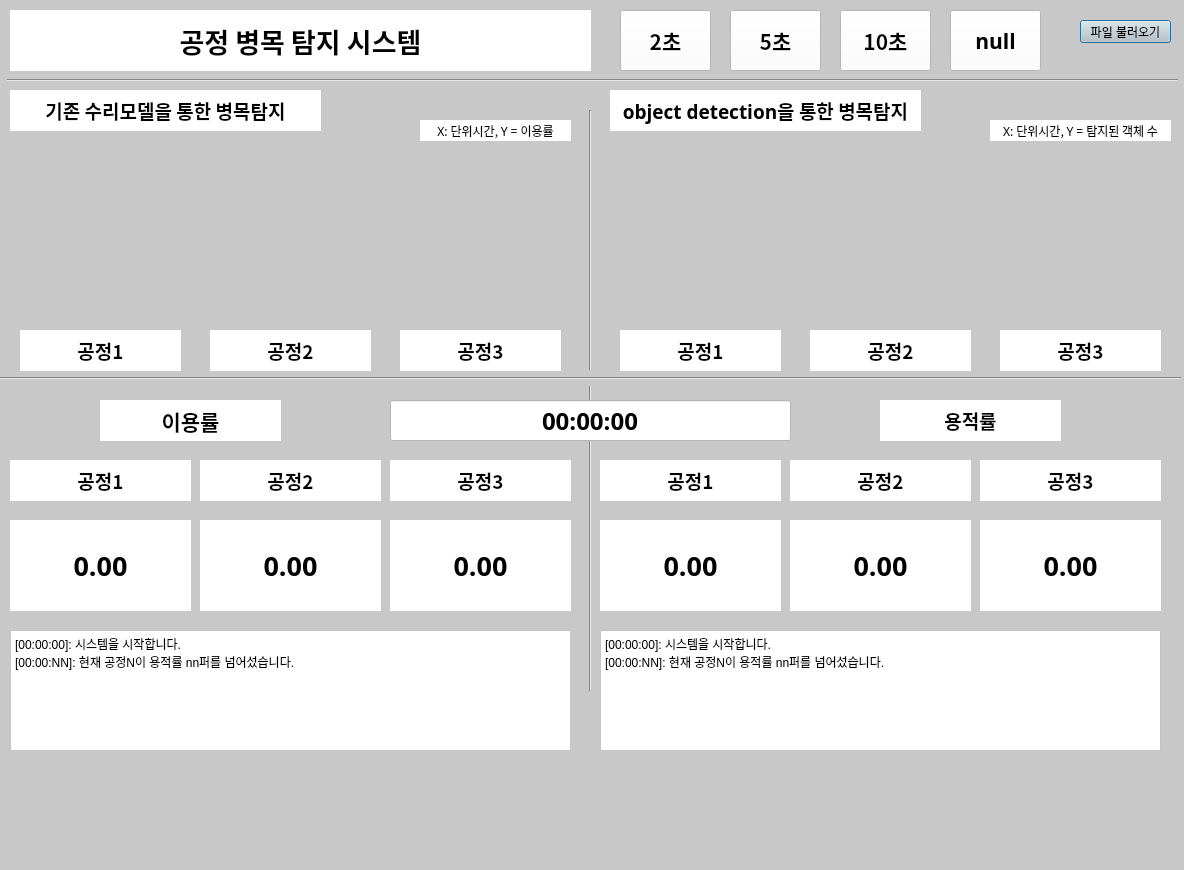
Qt form untitled.ui (JuicyJeong/bottleneck_od) before a commit.
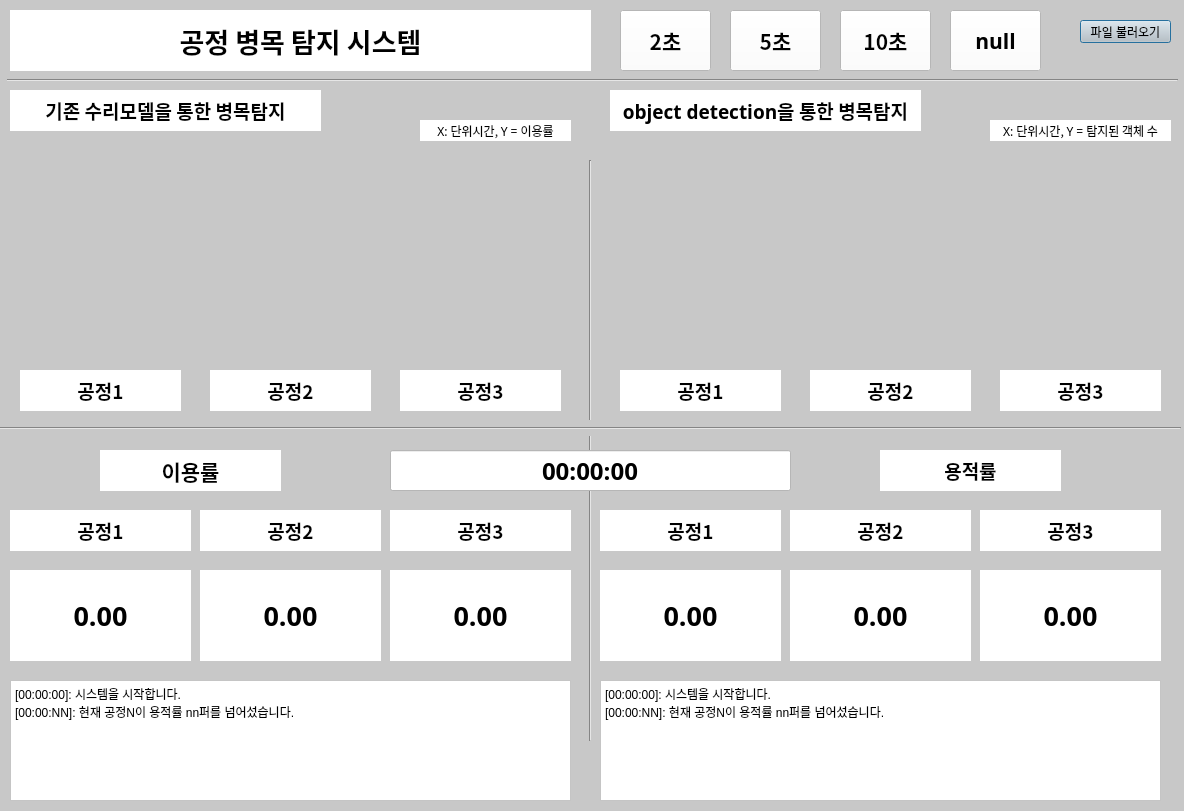
The same form after that commit.

What changed in the file:
```diff
--- a/untitled.ui
+++ b/untitled.ui
@@ -7,7 +7,7 @@
     <x>0</x>
     <y>0</y>
     <width>1184</width>
-    <height>870</height>
+    <height>811</height>
    </rect>
   </property>
   <property name="windowTitle">
@@ -20,7 +20,7 @@
    <property name="geometry">
     <rect>
      <x>580</x>
-     <y>110</y>
+     <y>160</y>
      <width>20</width>
      <height>581</height>
     </rect>
@@ -32,68 +32,24 @@
   <widget class="QWidget" name="verticalLayoutWidget_2">
    <property name="geometry">
     <rect>
-     <x>20</x>
+     <x>10</x>
      <y>150</y>
-     <width>161</width>
-     <height>171</height>
+     <width>561</width>
+     <height>201</height>
     </rect>
    </property>
-   <layout class="QVBoxLayout" name="verticalLayout_2"/>
-  </widget>
-  <widget class="QWidget" name="verticalLayoutWidget_3">
-   <property name="geometry">
-    <rect>
-     <x>210</x>
-     <y>150</y>
-     <width>161</width>
-     <height>171</height>
-    </rect>
-   </property>
-   <layout class="QVBoxLayout" name="verticalLayout_3"/>
-  </widget>
-  <widget class="QWidget" name="verticalLayoutWidget_4">
-   <property name="geometry">
-    <rect>
-     <x>400</x>
-     <y>150</y>
-     <width>161</width>
-     <height>171</height>
-    </rect>
-   </property>
-   <layout class="QVBoxLayout" name="verticalLayout_4"/>
+   <layout class="QVBoxLayout" name="verticalLayout_left"/>
   </widget>
   <widget class="QWidget" name="verticalLayoutWidget_5">
    <property name="geometry">
     <rect>
-     <x>620</x>
+     <x>610</x>
      <y>150</y>
-     <width>161</width>
-     <height>171</height>
+     <width>561</width>
+     <height>201</height>
     </rect>
    </property>
-   <layout class="QVBoxLayout" name="verticalLayout_5"/>
-  </widget>
-  <widget class="QWidget" name="verticalLayoutWidget_6">
-   <property name="geometry">
-    <rect>
-     <x>810</x>
-     <y>150</y>
-     <width>161</width>
-     <height>171</height>
-    </rect>
-   </property>
-   <layout class="QVBoxLayout" name="verticalLayout_6"/>
-  </widget>
-  <widget class="QWidget" name="verticalLayoutWidget_7">
-   <property name="geometry">
-    <rect>
-     <x>1000</x>
-     <y>150</y>
-     <width>161</width>
-     <height>171</height>
-    </rect>
-   </property>
-   <layout class="QVBoxLayout" name="verticalLayout_7"/>
+   <layout class="QVBoxLayout" name="verticalLayout_right"/>
   </widget>
   <widget class="QLabel" name="label_od_text_1">
    <property name="geometry">
@@ -260,7 +216,7 @@
    <property name="geometry">
     <rect>
      <x>0</x>
-     <y>370</y>
+     <y>420</y>
      <width>1181</width>
      <height>16</height>
     </rect>
@@ -273,7 +229,7 @@
    <property name="geometry">
     <rect>
      <x>10</x>
-     <y>460</y>
+     <y>510</y>
      <width>181</width>
      <height>41</height>
     </rect>
@@ -300,7 +256,7 @@
    <property name="geometry">
     <rect>
      <x>200</x>
-     <y>460</y>
+     <y>510</y>
      <width>181</width>
      <height>41</height>
     </rect>
@@ -327,7 +283,7 @@
    <property name="geometry">
     <rect>
      <x>390</x>
-     <y>460</y>
+     <y>510</y>
      <width>181</width>
      <height>41</height>
     </rect>
@@ -354,7 +310,7 @@
    <property name="geometry">
     <rect>
      <x>980</x>
-     <y>460</y>
+     <y>510</y>
      <width>181</width>
      <height>41</height>
     </rect>
@@ -381,7 +337,7 @@
    <property name="geometry">
     <rect>
      <x>790</x>
-     <y>460</y>
+     <y>510</y>
      <width>181</width>
      <height>41</height>
     </rect>
@@ -408,7 +364,7 @@
    <property name="geometry">
     <rect>
      <x>600</x>
-     <y>460</y>
+     <y>510</y>
      <width>181</width>
      <height>41</height>
     </rect>
@@ -435,7 +391,7 @@
    <property name="geometry">
     <rect>
      <x>400</x>
-     <y>330</y>
+     <y>370</y>
      <width>161</width>
      <height>41</height>
     </rect>
@@ -462,7 +418,7 @@
    <property name="geometry">
     <rect>
      <x>210</x>
-     <y>330</y>
+     <y>370</y>
      <width>161</width>
      <height>41</height>
     </rect>
@@ -489,7 +445,7 @@
    <property name="geometry">
     <rect>
      <x>20</x>
-     <y>330</y>
+     <y>370</y>
      <width>161</width>
      <height>41</height>
     </rect>
@@ -516,7 +472,7 @@
    <property name="geometry">
     <rect>
      <x>1000</x>
-     <y>330</y>
+     <y>370</y>
      <width>161</width>
      <height>41</height>
     </rect>
@@ -543,7 +499,7 @@
    <property name="geometry">
     <rect>
      <x>810</x>
-     <y>330</y>
+     <y>370</y>
      <width>161</width>
      <height>41</height>
     </rect>
@@ -570,7 +526,7 @@
    <property name="geometry">
     <rect>
      <x>620</x>
-     <y>330</y>
+     <y>370</y>
      <width>161</width>
      <height>41</height>
     </rect>
@@ -597,7 +553,7 @@
    <property name="geometry">
     <rect>
      <x>100</x>
-     <y>400</y>
+     <y>450</y>
      <width>181</width>
      <height>41</height>
     </rect>
@@ -624,7 +580,7 @@
    <property name="geometry">
     <rect>
      <x>880</x>
-     <y>400</y>
+     <y>450</y>
      <width>181</width>
      <height>41</height>
     </rect>
@@ -651,7 +607,7 @@
    <property name="geometry">
     <rect>
      <x>10</x>
-     <y>520</y>
+     <y>570</y>
      <width>181</width>
      <height>91</height>
     </rect>
@@ -678,7 +634,7 @@
    <property name="geometry">
     <rect>
      <x>200</x>
-     <y>520</y>
+     <y>570</y>
      <width>181</width>
      <height>91</height>
     </rect>
@@ -705,7 +661,7 @@
    <property name="geometry">
     <rect>
      <x>390</x>
-     <y>520</y>
+     <y>570</y>
      <width>181</width>
      <height>91</height>
     </rect>
@@ -732,7 +688,7 @@
    <property name="geometry">
     <rect>
      <x>600</x>
-     <y>520</y>
+     <y>570</y>
      <width>181</width>
      <height>91</height>
     </rect>
@@ -759,7 +715,7 @@
    <property name="geometry">
     <rect>
      <x>790</x>
-     <y>520</y>
+     <y>570</y>
      <width>181</width>
      <height>91</height>
     </rect>
@@ -786,7 +742,7 @@
    <property name="geometry">
     <rect>
      <x>980</x>
-     <y>520</y>
+     <y>570</y>
      <width>181</width>
      <height>91</height>
     </rect>
@@ -816,7 +772,7 @@
    <property name="geometry">
     <rect>
      <x>10</x>
-     <y>630</y>
+     <y>680</y>
      <width>561</width>
      <height>121</height>
     </rect>
@@ -842,7 +798,7 @@
    <property name="geometry">
     <rect>
      <x>600</x>
-     <y>630</y>
+     <y>680</y>
      <width>561</width>
      <height>121</height>
     </rect>
@@ -961,7 +917,7 @@
    <property name="geometry">
     <rect>
      <x>390</x>
-     <y>400</y>
+     <y>450</y>
      <width>401</width>
      <height>41</height>
     </rect>
```
